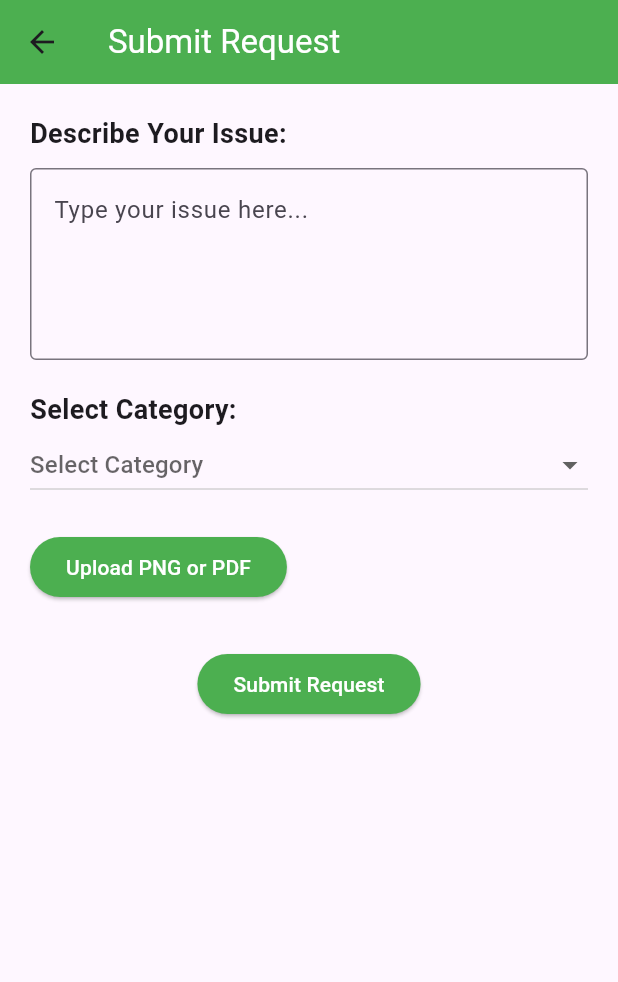
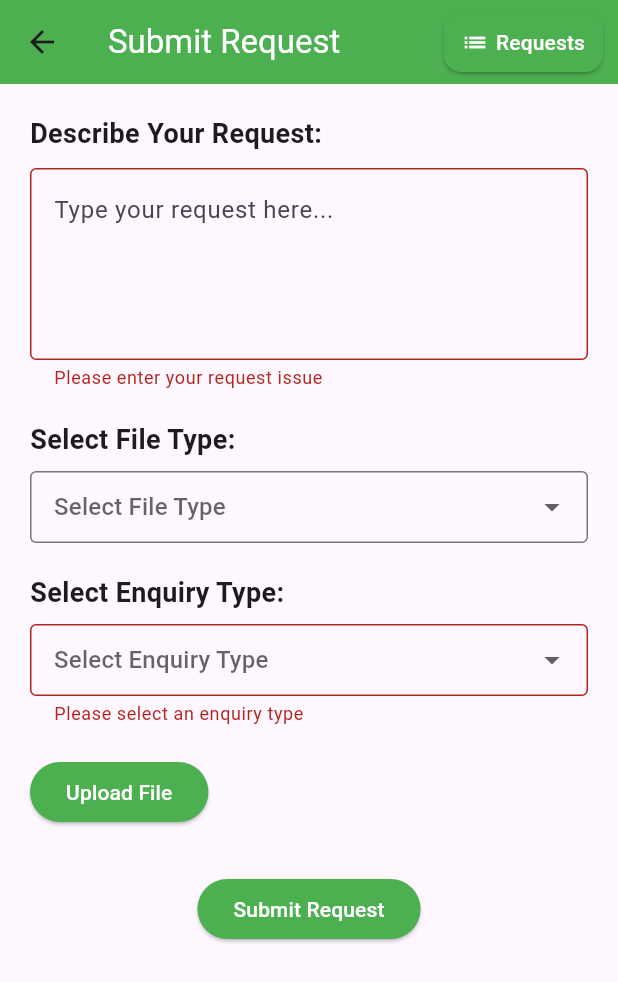
Before and after one commit to M-For-Mahathi/Cyberescue_Final, a Flutter app: the ClientOptionsScreen screen opened directly, after a tap on "Go to Request Page", after a tap on "Submit Request", on a phone screen of 412 x 824 dp. Shown: the top 982 px of the screen. Run offline on Flutter 3.47's test engine with Material 3 defaults, Android fonts, the phone set to English and light mode, and no system bars; our stand-ins replace file_picker, flutter_dotenv, flutter_local_notifications, shared_preferences; accounts and stored records are empty.

Commit message:
Updated Client and Lawyer

```diff
--- a/lib/main.dart
+++ b/lib/main.dart
@@ -4,7 +4,6 @@ import 'package:flutter/material.dart';
 import 'package:flutter_dotenv/flutter_dotenv.dart'; // Import dotenv
 import 'services/notification_service.dart'; // Import NotificationService
 import 'screens/chat_screen.dart'; // Import ChatScreen for the AI-powered chatbot
-import 'package:cyberescue/screens/chat_screen.dart';  // Correct import path
 import 'screens/main_screen.dart'; // Import MainScreen from screens
 // Import RequestScreen
 // Import CommonCyberAttacksScreen
@@ -154,7 +153,7 @@ class AccountsScreen extends StatelessWidget {
         // After pressing the "Client" button, navigate to both screens
         Navigator.push(
           context,
-          MaterialPageRoute(builder: (context) => RequestPage()),
+          MaterialPageRoute(builder: (context) => RequestPage(userType: 'client')),
         );
         Navigator.push(
           context,
--- a/lib/screens/client_options_screen.dart
+++ b/lib/screens/client_options_screen.dart
@@ -16,7 +16,7 @@ class ClientOptionsScreen extends StatelessWidget {
                 // Navigate to RequestPage and replace current screen
                 Navigator.pushReplacement(
                   context,
-                  MaterialPageRoute(builder: (context) => RequestPage()),
+                  MaterialPageRoute(builder: (context) => RequestPage(userType: 'client')),
                 );
               },
               child: Text('Go to Request Page'),
--- /dev/null
+++ b/lib/screens/lawyer_page.dart
@@ -0,0 +1,94 @@
+import 'package:flutter/material.dart';
+
+class LawyerPage extends StatefulWidget {
+  final List<Map<String, String>> submittedRequests;
+
+  LawyerPage({required this.submittedRequests});
+
+  @override
+  _LawyerPageState createState() => _LawyerPageState();
+}
+
+class _LawyerPageState extends State<LawyerPage> {
+  String? _searchId;
+
+  void _acceptRequest(String requestId) {
+    setState(() {
+      for (var request in widget.submittedRequests) {
+        if (request['id'] == requestId && request['status'] == 'Submitted') {
+          request['status'] = 'Accepted by Lawyer';
+        }
+      }
+    });
+  }
+
+  @override
+  Widget build(BuildContext context) {
+    List<Map<String, String>> filteredRequests = widget.submittedRequests;
+
+    // If search ID is entered, filter the requests
+    if (_searchId != null && _searchId!.isNotEmpty) {
+      filteredRequests = widget.submittedRequests
+          .where((request) => request['id'] == _searchId)
+          .toList();
+    }
+
+    return Scaffold(
+      appBar: AppBar(title: Text('Lawyer Requests'), backgroundColor: Colors.green),
+      body: Padding(
+        padding: EdgeInsets.all(16),
+        child: Column(
+          children: [
+            // Search by Request ID
+            TextField(
+              decoration: InputDecoration(
+                labelText: 'Search by Request ID',
+                border: OutlineInputBorder(),
+              ),
+              onChanged: (value) {
+                setState(() {
+                  _searchId = value;
+                });
+              },
+            ),
+            SizedBox(height: 10),
+
+            // Display Requests
+            Expanded(
+              child: filteredRequests.isEmpty
+                  ? Center(child: Text('No requests found'))
+                  : ListView.builder(
+                      itemCount: filteredRequests.length,
+                      itemBuilder: (context, index) {
+                        final request = filteredRequests[index];
+
+                        return Card(
+                          child: ListTile(
+                            title: Text(request['issue'] ?? ''),
+                            subtitle: Column(
+                              crossAxisAlignment: CrossAxisAlignment.start,
+                              children: [
+                                Text('Category: ${request['category']}'),
+                                Text('Request ID: ${request['id']}'),
+                                Text('Status: ${request['status']}'),
+                              ],
+                            ),
+                            trailing: request['status'] == 'Submitted'
+                                ? ElevatedButton(
+                                    onPressed: () {
+                                      _acceptRequest(request['id']!);
+                                    },
+                                    child: Text('Accept'),
+                                  )
+                                : Text('Accepted', style: TextStyle(color: Colors.green)),
+                          ),
+                        );
+                      },
+                    ),
+            ),
+          ],
+        ),
+      ),
+    );
+  }
+}
--- a/lib/screens/login_screen.dart
+++ b/lib/screens/login_screen.dart
@@ -1,7 +1,6 @@
 import 'package:cyberescue/accounts/account_screen.dart';
 import 'package:flutter/material.dart';
 import 'package:shared_preferences/shared_preferences.dart';
-import 'package:cyberescue/accounts/account_screen.dart'; // Import your Accounts Page here
 
 class LoginScreen extends StatefulWidget {
   @override
--- a/lib/screens/request_page.dart
+++ b/lib/screens/request_page.dart
@@ -1,107 +1,212 @@
 import 'package:file_picker/file_picker.dart';
 import 'package:flutter/material.dart';
+import 'package:cyberescue/screens/submitted_requests.dart';
 
 class RequestPage extends StatefulWidget {
+  final String userType; // Pass user type (client/lawyer)
+  const RequestPage({Key? key, required this.userType}) : super(key: key);
+
   @override
   _RequestPageState createState() => _RequestPageState();
 }
 
 class _RequestPageState extends State<RequestPage> {
+  final _formKey = GlobalKey<FormState>(); // Form key for validation
   final TextEditingController _issueController = TextEditingController();
   String? _selectedCategory;
+  String? _selectedFileType;
   String? _filePath;
-  final List<String> _categories = [
-    'Legal Issue',
-    'Technical Issue',
-    'General Inquiry'
-  ];
+
+  final List<Map<String, String>> _submittedRequests = [];
+  final List<String> _categories = ['Legal', 'Technical', 'General'];
+  final List<String> _fileTypes = ['png', 'pdf', 'audio', 'video'];
 
   Future<void> _pickFile() async {
     FilePickerResult? result = await FilePicker.platform.pickFiles(
       type: FileType.custom,
-      allowedExtensions: ['png', 'pdf'],
+      allowedExtensions: _fileTypes,
     );
 
     if (result != null) {
       setState(() {
         _filePath = result.files.single.path;
       });
-    } else {
-      print("No file selected");
     }
+  }
+
+  void _submitRequest() {
+    if (!_formKey.currentState!.validate()) return;
+
+    if (_selectedFileType != null && _filePath == null) {
+      ScaffoldMessenger.of(context).showSnackBar(
+        const SnackBar(
+          content: Text('Please attach a file for the selected file type.'),
+          duration: Duration(seconds: 3),
+          backgroundColor: Colors.red,
+        ),
+      );
+      return;
+    }
+
+    String requestId = 'REQ-${DateTime.now().millisecondsSinceEpoch}';
+
+    setState(() {
+      _submittedRequests.add({
+        'id': requestId,
+        'issue': _issueController.text,
+        'category': _selectedCategory!,
+        'file': _filePath ?? 'No file attached',
+        'status': 'Submitted',
+      });
+    });
+
+    ScaffoldMessenger.of(context).showSnackBar(
+      SnackBar(content: Text('Request Submitted\nID: $requestId'), duration: Duration(seconds: 3)),
+    );
+
+    // Clear fields after submission
+    _issueController.clear();
+    setState(() {
+      _selectedCategory = null;
+      _selectedFileType = null;
+      _filePath = null;
+    });
   }
 
   @override
   Widget build(BuildContext context) {
+    if (widget.userType != 'client') {
+      return const Scaffold(
+        body: Center(child: Text('Access Denied. Only clients can submit requests.')),
+      );
+    }
+
     return Scaffold(
       appBar: AppBar(
-        title: Text('Submit Request', style: TextStyle(color: Colors.white)),
+        title: const Text('Submit Request', style: TextStyle(color: Colors.white)),
         backgroundColor: Colors.green,
+        actions: [
+          Padding(
+            padding: const EdgeInsets.only(right: 10.0),
+            child: ElevatedButton(
+              onPressed: () {
+                Navigator.push(
+                  context,
+                  MaterialPageRoute(
+                    builder: (context) => SubmittedRequests(submittedRequests: _submittedRequests),
+                  ),
+                );
+              },
+              style: ElevatedButton.styleFrom(
+                shape: RoundedRectangleBorder(borderRadius: BorderRadius.circular(12)),
+                padding: EdgeInsets.symmetric(horizontal: 12, vertical: 8),
+                backgroundColor: Colors.green,
+              ),
+              child: Row(
+                mainAxisSize: MainAxisSize.min,
+                children: [
+                  Icon(Icons.list, color: Colors.white),
+                  SizedBox(width: 5),
+                  Text("Requests", style: TextStyle(color: Colors.white)),
+                ],
+              ),
+            ),
+          ),
+        ],
       ),
       body: Padding(
         padding: const EdgeInsets.all(20.0),
+        child: Form(
+          key: _formKey, // Wrap everything inside a Form widget
           child: Column(
             crossAxisAlignment: CrossAxisAlignment.start,
             children: [
-            Text(
-              'Describe Your Issue:',
-              style: TextStyle(fontSize: 18, fontWeight: FontWeight.bold),
-            ),
-            SizedBox(height: 10),
-            TextField(
+              const Text('Describe Your Request:', style: TextStyle(fontSize: 18, fontWeight: FontWeight.bold)),
+              const SizedBox(height: 10),
+              TextFormField(
                 controller: _issueController,
                 maxLines: 4,
+                decoration: const InputDecoration(
+                  border: OutlineInputBorder(),
+                  hintText: 'Type your request here...',
+                ),
+                validator: (value) => value == null || value.isEmpty ? 'Please enter your request issue' : null,
+              ),
+              const SizedBox(height: 20),
+
+              // File Type Selection
+              Text('Select File Type:', style: TextStyle(fontSize: 18, fontWeight: FontWeight.bold)),
+              const SizedBox(height: 8),
+              DropdownButtonFormField<String>(
+                value: _selectedFileType,
                 decoration: InputDecoration(
                   border: OutlineInputBorder(),
-                hintText: 'Type your issue here...',
+                  contentPadding: EdgeInsets.symmetric(horizontal: 12),
                 ),
+                hint: Text('Select File Type'),
+                onChanged: (String? newValue) {
+                  setState(() {
+                    _selectedFileType = newValue;
+                  });
+                },
+                items: _fileTypes.map((String type) {
+                  return DropdownMenuItem<String>(
+                    value: type,
+                    child: Text(type.toUpperCase()),
+                  );
+                }).toList(),
               ),
-            SizedBox(height: 20),
-            Text(
-              'Select Category:',
-              style: TextStyle(fontSize: 18, fontWeight: FontWeight.bold),
+              const SizedBox(height: 20),
+
+              // Enquiry Type Selection
+              Text('Select Enquiry Type:', style: TextStyle(fontSize: 18, fontWeight: FontWeight.bold)),
+              const SizedBox(height: 8),
+              DropdownButtonFormField<String>(
+                value: _selectedCategory,
+                decoration: InputDecoration(
+                  border: OutlineInputBorder(),
+                  contentPadding: EdgeInsets.symmetric(horizontal: 12),
                 ),
-            DropdownButton<String>(
-              value: _selectedCategory,
-              hint: Text('Select Category'),
-              isExpanded: true,
+                hint: Text('Select Enquiry Type'),
                 onChanged: (String? newValue) {
                   setState(() {
                     _selectedCategory = newValue;
                   });
                 },
-              items: _categories.map<DropdownMenuItem<String>>((String category) {
+                items: _categories.map((String category) {
                   return DropdownMenuItem<String>(
                     value: category,
                     child: Text(category),
                   );
                 }).toList(),
+                validator: (value) => value == null ? 'Please select an enquiry type' : null,
               ),
-            SizedBox(height: 20),
+              const SizedBox(height: 20),
+
+              // Upload File Button
               ElevatedButton(
                 onPressed: _pickFile,
-              child: Text('Upload PNG or PDF', style: TextStyle(color: const Color.fromARGB(255, 255, 255, 255))),
                 style: ElevatedButton.styleFrom(backgroundColor: Colors.green),
+                child: const Text('Upload File', style: TextStyle(color: Colors.white)),
               ),
               if (_filePath != null) ...[
-              SizedBox(height: 10),
+                const SizedBox(height: 10),
                 Text('File selected: $_filePath'),
               ],
-            SizedBox(height: 30),
+              const SizedBox(height: 30),
+
+              // Submit Request Button
               Center(
                 child: ElevatedButton(
-                onPressed: () {
-                  print('Issue: ${_issueController.text}');
-                  print('Category: $_selectedCategory');
-                  print('File Path: $_filePath');
-                },
-                child: Text('Submit Request', style: TextStyle(color: const Color.fromARGB(255, 255, 255, 255))),
+                  onPressed: _submitRequest,
                   style: ElevatedButton.styleFrom(backgroundColor: Colors.green),
+                  child: const Text('Submit Request', style: TextStyle(color: Colors.white)),
                 ),
               ),
             ],
           ),
         ),
+      ),
     );
   }
 }
```
Also changed, not shown: lib/accounts/account_screen.dart (+48 -31 lines), lib/screens/submitted_requests.dart (added, +60 -0 lines). Lines whose indentation alone changed are shown as unchanged.
